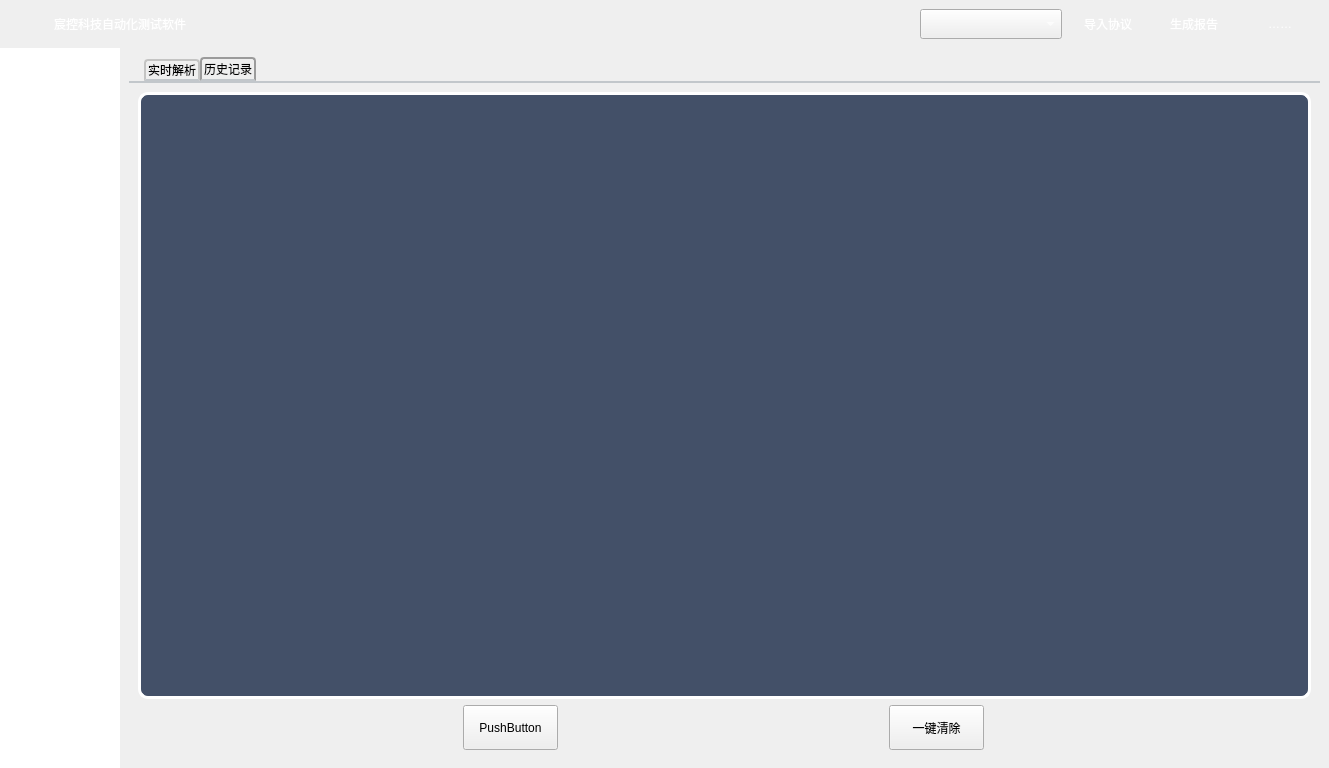
Before: the Qt Designer form KCTS/KCTS Project/UI/main_window_ui.ui in learniuH/work, drawn with Qt 5.
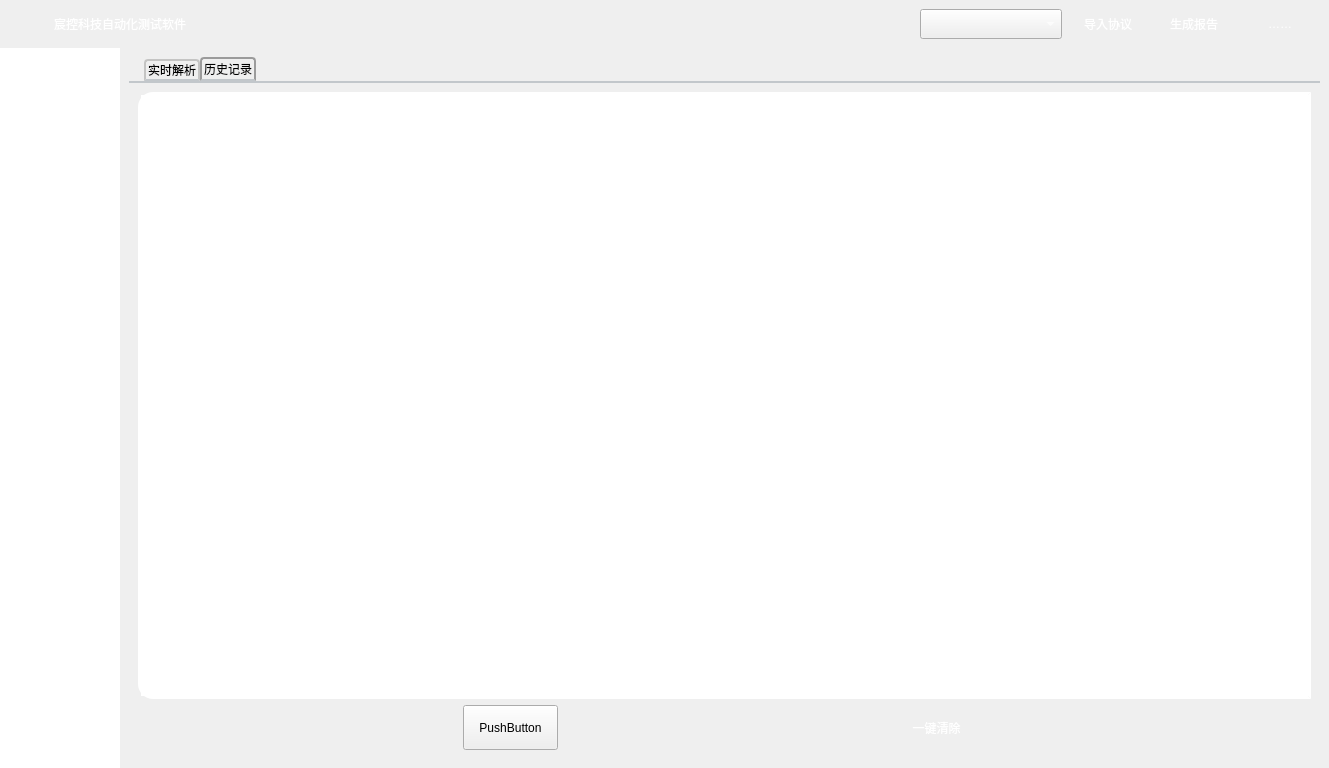
After: the same form once the commit is applied.

What changed in the file:
```diff
--- a/KCTS/KCTS Project/UI/main_window_ui.ui
+++ b/KCTS/KCTS Project/UI/main_window_ui.ui
@@ -3173,7 +3173,10 @@
               </attribute>
               <layout class="QVBoxLayout" name="verticalLayout_7">
                <item>
-                <widget class="QTextEdit" name="history_record_lineEdit">
+                <widget class="QTextEdit" name="history_record_textEdit">
+                 <property name="enabled">
+                  <bool>true</bool>
+                 </property>
                  <property name="font">
                   <font>
                    <family>微软雅黑</family>
@@ -3184,11 +3187,27 @@
 /*	border-color: qlineargradient(x1: 0, y1: 0, x2: 1, y2: 1,
                                       stop: 0 #f6f7fa, stop: 1 #dadbde);*/
 	border-color: white;
-	background-color: #435068;
+	background: qlineargradient(spread: pad,x1: 1, y1: 1, x2: 0, y2: 1,
+								stop: 0 #0d1117,  /* 起始颜色 */
+								stop: 1 #414a5a);   /* 结束颜色 */
 	border-width: 3;
-	border-radius: 10px;
+	border-top-left-radius: 15px;
+	border-bottom-left-radius: 15px;
 	border-style: outset;
-}</string>
+	color: white;
+}
+
+QTextEdit QScrollBar::add-page,
+QTextEdit QScrollBar::sub-page {
+    background: transparent;
+}
+</string>
+                 </property>
+                 <property name="verticalScrollBarPolicy">
+                  <enum>Qt::ScrollBarAsNeeded</enum>
+                 </property>
+                 <property name="horizontalScrollBarPolicy">
+                  <enum>Qt::ScrollBarAlwaysOff</enum>
                  </property>
                  <property name="readOnly">
                   <bool>true</bool>
@@ -3230,6 +3249,33 @@
                      <height>16777215</height>
                     </size>
                    </property>
+                   <property name="styleSheet">
+                    <string notr="true">QPushButton {
+    border: 2px solid qlineargradient(x1: 0, y1: 0, x2: 0, y2: 1,
+                                      stop: 0 #f6f7fa, stop: 1 #dadbde);
+    border-radius: 6px;
+    background-color: qlineargradient(x1: 0, y1: 0, x2: 0, y2: 1,
+                                      stop: 0 #435068, stop: 1 #2a354e);
+    min-width: 80px;
+	font: 10pt &quot;微软雅黑&quot;;
+	color: white;
+}
+
+QPushButton:hover {
+	background-color: #435068
+}
+
+QPushButton:pressed {
+    background-color: #2c3646
+}
+
+QPushButton:disabled {
+    background-color: #434b5d
+}
+
+
+</string>
+                   </property>
                    <property name="text">
                     <string>一键清除</string>
                    </property>
```
Left out of the diff: 9 changed lines with no effect on the pictures.
